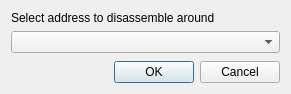
First picture: the form in plugins/debuggercommon/widgets/selectaddressdialog.ui, repository KDE/kdevelop, before the edit.
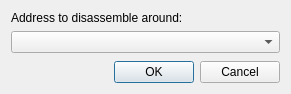
Second picture: the form after the edit. Custom widgets are drawn as their Qt base class.

Diff of the .ui file:
```diff
--- a/plugins/debuggercommon/widgets/selectaddressdialog.ui
+++ b/plugins/debuggercommon/widgets/selectaddressdialog.ui
@@ -20,7 +20,7 @@
    <item>
     <widget class="QLabel" name="label">
      <property name="text">
-      <string>Select address to disassemble around</string>
+      <string comment="@label:listbox">Address to disassemble around:</string>
      </property>
     </widget>
    </item>
```
Left out of the diff: 4 changed lines with no effect on the pictures.
